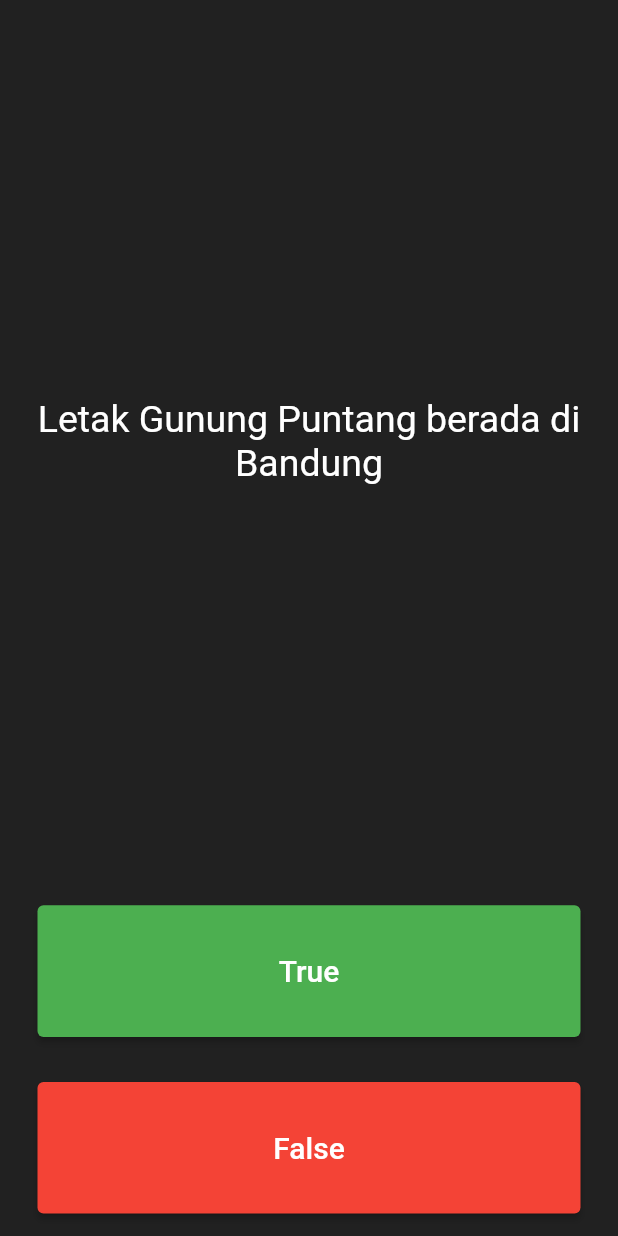
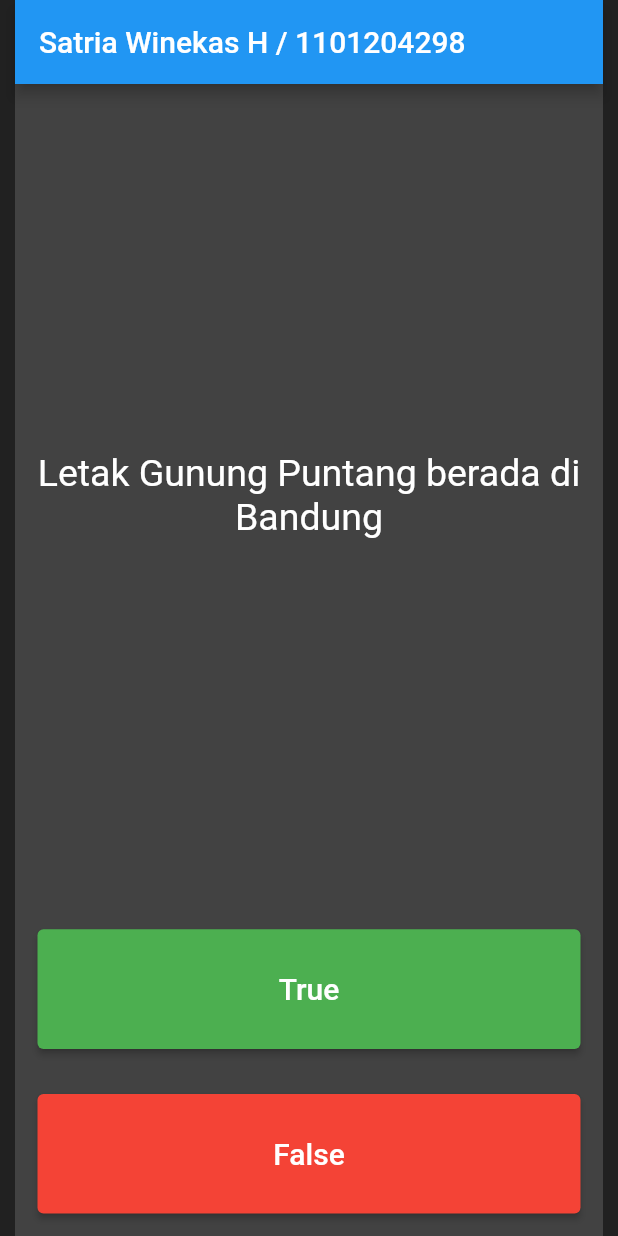
Before and after one commit to ChernobylWaste/quizzler-flutter, a Flutter app: the screen it shows after launch, on a phone screen of 412 x 824 dp. Run offline on Flutter 3.47's test engine with Material 2 defaults, Android fonts, the phone set to English and light mode, and no system bars; our stand-ins replace rflutter_alert.

Commit message:
Adding Header

```diff
--- a/lib/main.dart
+++ b/lib/main.dart
@@ -77,7 +77,13 @@ class _QuizPageState extends State<QuizPage> {
   //     q: 'You can lead a cow down stairs but not up stairs.', a: false);
   @override
   Widget build(BuildContext context) {
-    return Column(
+    return Scaffold(
+      backgroundColor: Colors.grey.shade800,
+      appBar: AppBar(
+        title: const Text("Satria Winekas H / 1101204298"),
+      ),
+      body: Container(
+        child: Column(
           mainAxisAlignment: MainAxisAlignment.spaceBetween,
           crossAxisAlignment: CrossAxisAlignment.stretch,
           children: <Widget>[
@@ -114,7 +120,8 @@ class _QuizPageState extends State<QuizPage> {
                       "True",
                       style: TextStyle(color: Colors.white, fontSize: 20.0),
                     ),
-                style: ElevatedButton.styleFrom(backgroundColor: Colors.green),
+                    style:
+                        ElevatedButton.styleFrom(backgroundColor: Colors.green),
                   )),
             ),
             Expanded(
@@ -129,13 +136,16 @@ class _QuizPageState extends State<QuizPage> {
                       "False",
                       style: TextStyle(color: Colors.white, fontSize: 20.0),
                     ),
-                style: ElevatedButton.styleFrom(backgroundColor: Colors.red),
+                    style:
+                        ElevatedButton.styleFrom(backgroundColor: Colors.red),
                   )),
             ),
             Row(
               children: scoreKeeper,
             ),
           ],
+        ),
+      ),
     );
   }
 }
```
Lines whose indentation alone changed are shown as unchanged.
